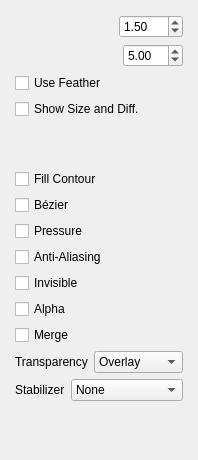
pencil2d/pencil, file app/ui/tooloptions.ui: the form before one commit.
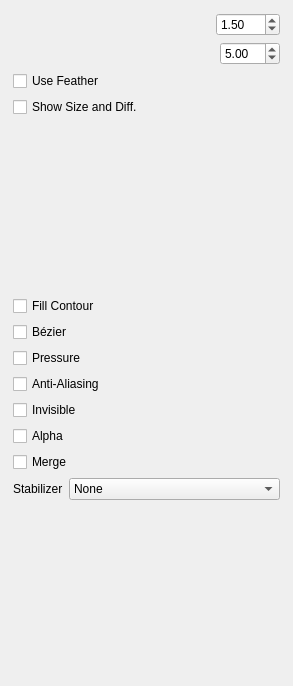
The form after the commit. Custom widgets are drawn as their Qt base class.

The edit to the form file:
```diff
--- a/app/ui/tooloptions.ui
+++ b/app/ui/tooloptions.ui
@@ -6,27 +6,15 @@
    <rect>
     <x>0</x>
     <y>0</y>
-    <width>198</width>
-    <height>460</height>
+    <width>293</width>
+    <height>686</height>
    </rect>
   </property>
   <property name="windowTitle">
    <string>Form</string>
   </property>
-  <layout class="QGridLayout" name="gridLayout">
-   <property name="leftMargin">
-    <number>6</number>
-   </property>
-   <property name="topMargin">
-    <number>6</number>
-   </property>
-   <property name="rightMargin">
-    <number>6</number>
-   </property>
-   <property name="bottomMargin">
-    <number>6</number>
-   </property>
-   <item row="0" column="0" rowspan="2" colspan="2">
+  <layout class="QVBoxLayout" name="verticalLayout_3">
+   <item>
     <widget class="QScrollArea" name="scrollArea">
      <property name="frameShape">
       <enum>QFrame::NoFrame</enum>
@@ -42,11 +30,23 @@
        <rect>
         <x>0</x>
         <y>0</y>
-        <width>281</width>
-        <height>533</height>
+        <width>275</width>
+        <height>668</height>
        </rect>
       </property>
       <layout class="QVBoxLayout" name="verticalLayout">
+       <property name="leftMargin">
+        <number>2</number>
+       </property>
+       <property name="topMargin">
+        <number>2</number>
+       </property>
+       <property name="rightMargin">
+        <number>2</number>
+       </property>
+       <property name="bottomMargin">
+        <number>2</number>
+       </property>
        <item>
         <layout class="QHBoxLayout" name="horizontalLayout_2">
          <item>
@@ -223,54 +223,6 @@
          </property>
         </widget>
        </item>
-       <item>
-        <widget class="QWidget" name="fillModeGroup" native="true">
-         <layout class="QHBoxLayout" name="horizontalLayout_5">
-          <property name="leftMargin">
-           <number>0</number>
-          </property>
-          <property name="topMargin">
-           <number>0</number>
-          </property>
-          <property name="rightMargin">
-           <number>0</number>
-          </property>
-          <property name="bottomMargin">
-           <number>0</number>
-          </property>
-          <item>
-           <widget class="QLabel" name="fillModeLabel">
-            <property name="text">
-             <string>Transparency</string>
-            </property>
-           </widget>
-          </item>
-          <item>
-           <widget class="QComboBox" name="fillMode">
-            <property name="sizePolicy">
-             <sizepolicy hsizetype="Expanding" vsizetype="Fixed">
-              <horstretch>0</horstretch>
-              <verstretch>0</verstretch>
-             </sizepolicy>
-            </property>
-            <property name="toolTip">
-             <string>Defines how the fill will behave when the new color is not opaque</string>
-            </property>
-            <item>
-             <property name="text">
-              <string>Overlay</string>
-             </property>
-            </item>
-            <item>
-             <property name="text">
-              <string>Replace</string>
-             </property>
-            </item>
-           </widget>
-          </item>
-         </layout>
-        </widget>
-       </item>
        <item>
         <layout class="QHBoxLayout" name="horizontalLayout_4" stretch="0,1">
          <item>
```
